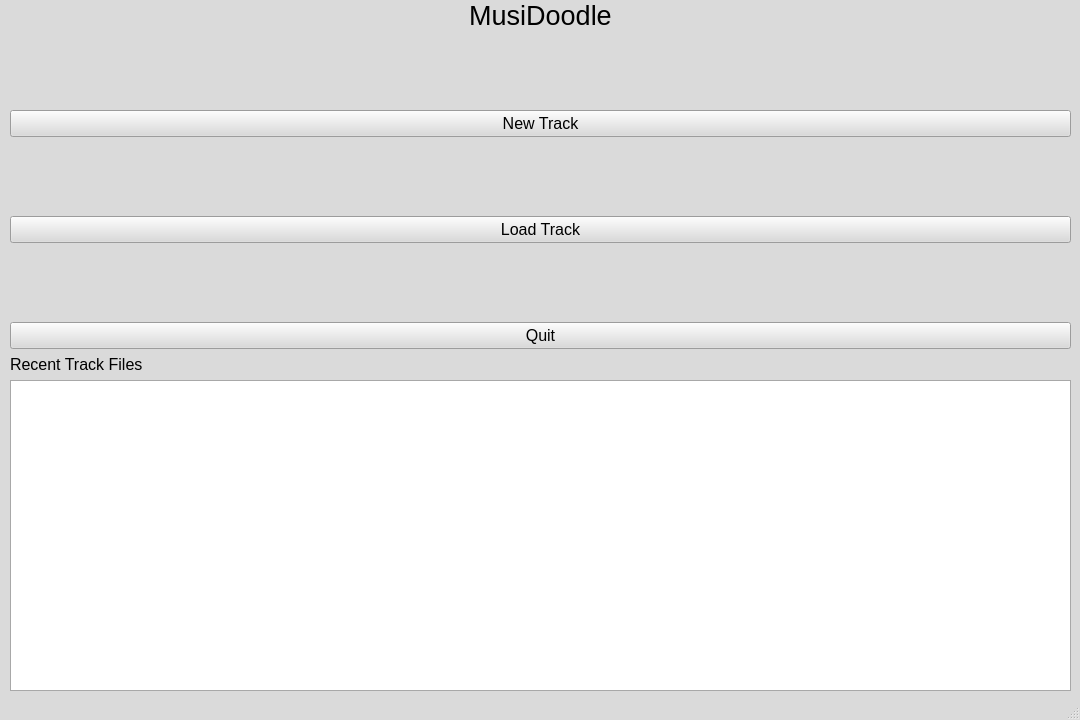
Above: src/mainwindow.ui from JJB9922/MusiDoodle before the change. Below: the same form after it.
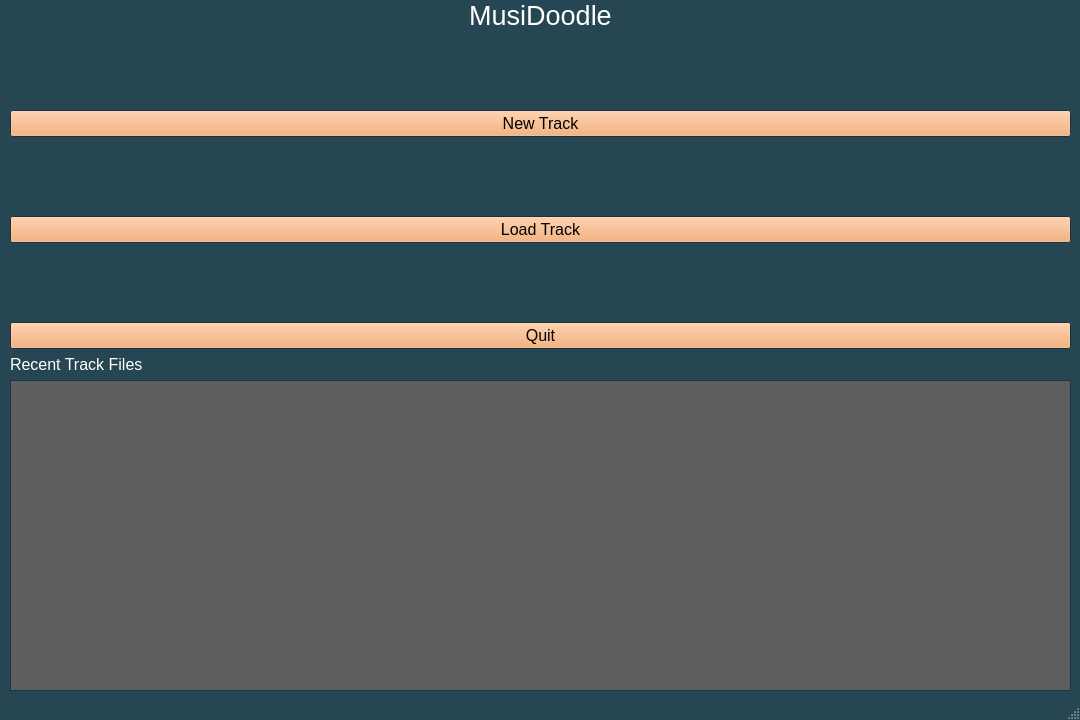
That is the form after the change.

Diff of the .ui file:
```diff
--- a/src/mainwindow.ui
+++ b/src/mainwindow.ui
@@ -22,63 +22,63 @@
      <colorrole role="WindowText">
       <brush brushstyle="SolidPattern">
        <color alpha="255">
-        <red>0</red>
-        <green>0</green>
-        <blue>0</blue>
+        <red>255</red>
+        <green>255</green>
+        <blue>255</blue>
        </color>
       </brush>
      </colorrole>
      <colorrole role="Button">
       <brush brushstyle="SolidPattern">
        <color alpha="255">
-        <red>218</red>
-        <green>218</green>
-        <blue>218</blue>
+        <red>244</red>
+        <green>162</green>
+        <blue>97</blue>
        </color>
       </brush>
      </colorrole>
      <colorrole role="Light">
       <brush brushstyle="SolidPattern">
        <color alpha="255">
-        <red>255</red>
-        <green>255</green>
-        <blue>255</blue>
+        <red>57</red>
+        <green>105</green>
+        <blue>124</blue>
        </color>
       </brush>
      </colorrole>
      <colorrole role="Midlight">
       <brush brushstyle="SolidPattern">
        <color alpha="255">
-        <red>236</red>
-        <green>236</green>
-        <blue>236</blue>
+        <red>47</red>
+        <green>87</green>
+        <blue>103</blue>
        </color>
       </brush>
      </colorrole>
      <colorrole role="Dark">
       <brush brushstyle="SolidPattern">
        <color alpha="255">
-        <red>109</red>
-        <green>109</green>
-        <blue>109</blue>
+        <red>19</red>
+        <green>35</green>
+        <blue>41</blue>
        </color>
       </brush>
      </colorrole>
      <colorrole role="Mid">
       <brush brushstyle="SolidPattern">
        <color alpha="255">
-        <red>145</red>
-        <green>145</green>
-        <blue>145</blue>
+        <red>25</red>
+        <green>47</green>
+        <blue>55</blue>
        </color>
       </brush>
      </colorrole>
      <colorrole role="Text">
       <brush brushstyle="SolidPattern">
        <color alpha="255">
-        <red>0</red>
-        <green>0</green>
-        <blue>0</blue>
+        <red>255</red>
+        <green>255</green>
+        <blue>255</blue>
        </color>
       </brush>
      </colorrole>
@@ -103,18 +103,18 @@
      <colorrole role="Base">
       <brush brushstyle="SolidPattern">
        <color alpha="255">
-        <red>255</red>
-        <green>255</green>
-        <blue>255</blue>
+        <red>94</red>
+        <green>94</green>
+        <blue>94</blue>
        </color>
       </brush>
      </colorrole>
      <colorrole role="Window">
       <brush brushstyle="SolidPattern">
        <color alpha="255">
-        <red>218</red>
-        <green>218</green>
-        <blue>218</blue>
+        <red>38</red>
+        <green>70</green>
+        <blue>83</blue>
        </color>
       </brush>
      </colorrole>
@@ -130,9 +130,9 @@
      <colorrole role="AlternateBase">
       <brush brushstyle="SolidPattern">
        <color alpha="255">
-        <red>236</red>
-        <green>236</green>
-        <blue>236</blue>
+        <red>19</red>
+        <green>35</green>
+        <blue>41</blue>
        </color>
       </brush>
      </colorrole>
@@ -157,18 +157,18 @@
      <colorrole role="PlaceholderText">
       <brush brushstyle="SolidPattern">
        <color alpha="127">
-        <red>0</red>
-        <green>0</green>
-        <blue>0</blue>
+        <red>255</red>
+        <green>255</green>
+        <blue>255</blue>
        </color>
       </brush>
      </colorrole>
      <colorrole role="Accent">
       <brush brushstyle="SolidPattern">
        <color alpha="255">
-        <red>255</red>
-        <green>255</green>
-        <blue>255</blue>
+        <red>97</red>
+        <green>97</green>
+        <blue>97</blue>
        </color>
       </brush>
      </colorrole>
@@ -177,63 +177,63 @@
      <colorrole role="WindowText">
       <brush brushstyle="SolidPattern">
        <color alpha="255">
-        <red>0</red>
-        <green>0</green>
-        <blue>0</blue>
+        <red>255</red>
+        <green>255</green>
+        <blue>255</blue>
        </color>
       </brush>
      </colorrole>
      <colorrole role="Button">
       <brush brushstyle="SolidPattern">
        <color alpha="255">
-        <red>218</red>
-        <green>218</green>
-        <blue>218</blue>
+        <red>244</red>
+        <green>162</green>
+        <blue>97</blue>
        </color>
       </brush>
      </colorrole>
      <colorrole role="Light">
       <brush brushstyle="SolidPattern">
        <color alpha="255">
-        <red>255</red>
-        <green>255</green>
-        <blue>255</blue>
+        <red>57</red>
+        <green>105</green>
+        <blue>124</blue>
        </color>
       </brush>
      </colorrole>
      <colorrole role="Midlight">
       <brush brushstyle="SolidPattern">
        <color alpha="255">
-        <red>236</red>
-        <green>236</green>
-        <blue>236</blue>
+        <red>47</red>
+        <green>87</green>
+        <blue>103</blue>
        </color>
       </brush>
      </colorrole>
      <colorrole role="Dark">
       <brush brushstyle="SolidPattern">
        <color alpha="255">
-        <red>109</red>
-        <green>109</green>
-        <blue>109</blue>
+        <red>19</red>
+        <green>35</green>
+        <blue>41</blue>
        </color>
       </brush>
      </colorrole>
      <colorrole role="Mid">
       <brush brushstyle="SolidPattern">
        <color alpha="255">
-        <red>145</red>
-        <green>145</green>
-        <blue>145</blue>
+        <red>25</red>
+        <green>47</green>
+        <blue>55</blue>
        </color>
       </brush>
      </colorrole>
      <colorrole role="Text">
       <brush brushstyle="SolidPattern">
        <color alpha="255">
-        <red>0</red>
-        <green>0</green>
-        <blue>0</blue>
+        <red>255</red>
+        <green>255</green>
+        <blue>255</blue>
        </color>
       </brush>
      </colorrole>
@@ -258,18 +258,18 @@
      <colorrole role="Base">
       <brush brushstyle="SolidPattern">
        <color alpha="255">
-        <red>255</red>
-        <green>255</green>
-        <blue>255</blue>
+        <red>94</red>
+        <green>94</green>
+        <blue>94</blue>
        </color>
       </brush>
      </colorrole>
      <colorrole role="Window">
       <brush brushstyle="SolidPattern">
        <color alpha="255">
-        <red>218</red>
-        <green>218</green>
-        <blue>218</blue>
+        <red>38</red>
+        <green>70</green>
+        <blue>83</blue>
        </color>
       </brush>
      </colorrole>
@@ -285,9 +285,9 @@
      <colorrole role="AlternateBase">
       <brush brushstyle="SolidPattern">
        <color alpha="255">
-        <red>236</red>
-        <green>236</green>
-        <blue>236</blue>
+        <red>19</red>
+        <green>35</green>
+        <blue>41</blue>
        </color>
       </brush>
      </colorrole>
@@ -312,18 +312,18 @@
      <colorrole role="PlaceholderText">
       <brush brushstyle="SolidPattern">
        <color alpha="127">
-        <red>0</red>
-        <green>0</green>
-        <blue>0</blue>
+        <red>255</red>
+        <green>255</green>
+        <blue>255</blue>
        </color>
       </brush>
      </colorrole>
      <colorrole role="Accent">
       <brush brushstyle="SolidPattern">
        <color alpha="255">
-        <red>255</red>
-        <green>255</green>
-        <blue>255</blue>
+        <red>97</red>
+        <green>97</green>
+        <blue>97</blue>
        </color>
       </brush>
      </colorrole>
@@ -332,63 +332,63 @@
      <colorrole role="WindowText">
       <brush brushstyle="SolidPattern">
        <color alpha="255">
-        <red>109</red>
-        <green>109</green>
-        <blue>109</blue>
+        <red>19</red>
+        <green>35</green>
+        <blue>41</blue>
        </color>
       </brush>
      </colorrole>
      <colorrole role="Button">
       <brush brushstyle="SolidPattern">
        <color alpha="255">
-        <red>218</red>
-        <green>218</green>
-        <blue>218</blue>
+        <red>244</red>
+        <green>162</green>
+        <blue>97</blue>
        </color>
       </brush>
      </colorrole>
      <colorrole role="Light">
       <brush brushstyle="SolidPattern">
        <color alpha="255">
-        <red>255</red>
-        <green>255</green>
-        <blue>255</blue>
+        <red>57</red>
+        <green>105</green>
+        <blue>124</blue>
        </color>
       </brush>
      </colorrole>
      <colorrole role="Midlight">
       <brush brushstyle="SolidPattern">
        <color alpha="255">
-        <red>236</red>
-        <green>236</green>
-        <blue>236</blue>
+        <red>47</red>
+        <green>87</green>
+        <blue>103</blue>
        </color>
       </brush>
      </colorrole>
      <colorrole role="Dark">
       <brush brushstyle="SolidPattern">
        <color alpha="255">
-        <red>109</red>
-        <green>109</green>
-        <blue>109</blue>
+        <red>19</red>
+        <green>35</green>
+        <blue>41</blue>
        </color>
       </brush>
      </colorrole>
      <colorrole role="Mid">
       <brush brushstyle="SolidPattern">
        <color alpha="255">
-        <red>145</red>
-        <green>145</green>
-        <blue>145</blue>
+        <red>25</red>
+        <green>47</green>
+        <blue>55</blue>
        </color>
       </brush>
      </colorrole>
      <colorrole role="Text">
       <brush brushstyle="SolidPattern">
        <color alpha="255">
-        <red>109</red>
-        <green>109</green>
-        <blue>109</blue>
+        <red>19</red>
+        <green>35</green>
+        <blue>41</blue>
        </color>
       </brush>
      </colorrole>
@@ -404,27 +404,27 @@
      <colorrole role="ButtonText">
       <brush brushstyle="SolidPattern">
        <color alpha="255">
-        <red>109</red>
-        <green>109</green>
-        <blue>109</blue>
+        <red>19</red>
+        <green>35</green>
+        <blue>41</blue>
        </color>
       </brush>
      </colorrole>
      <colorrole role="Base">
       <brush brushstyle="SolidPattern">
        <color alpha="255">
-        <red>218</red>
-        <green>218</green>
-        <blue>218</blue>
+        <red>38</red>
+        <green>70</green>
+        <blue>83</blue>
        </color>
       </brush>
      </colorrole>
      <colorrole role="Window">
       <brush brushstyle="SolidPattern">
        <color alpha="255">
-        <red>218</red>
-        <green>218</green>
-        <blue>218</blue>
+        <red>38</red>
+        <green>70</green>
+        <blue>83</blue>
        </color>
       </brush>
      </colorrole>
@@ -440,9 +440,9 @@
      <colorrole role="AlternateBase">
       <brush brushstyle="SolidPattern">
        <color alpha="255">
-        <red>218</red>
-        <green>218</green>
-        <blue>218</blue>
+        <red>38</red>
+        <green>70</green>
+        <blue>83</blue>
        </color>
       </brush>
      </colorrole>
@@ -467,18 +467,18 @@
      <colorrole role="PlaceholderText">
       <brush brushstyle="SolidPattern">
        <color alpha="127">
-        <red>109</red>
-        <green>109</green>
-        <blue>109</blue>
+        <red>19</red>
+        <green>35</green>
+        <blue>41</blue>
        </color>
       </brush>
      </colorrole>
      <colorrole role="Accent">
       <brush brushstyle="SolidPattern">
        <color alpha="255">
-        <red>255</red>
-        <green>255</green>
-        <blue>255</blue>
+        <red>97</red>
+        <green>97</green>
+        <blue>97</blue>
        </color>
       </brush>
      </colorrole>
```
